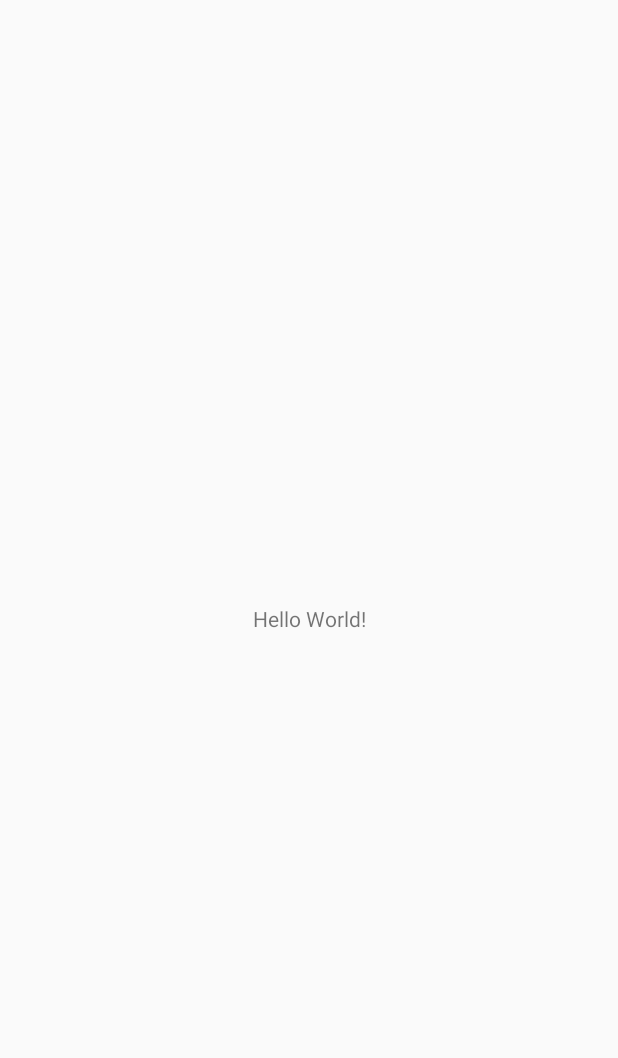
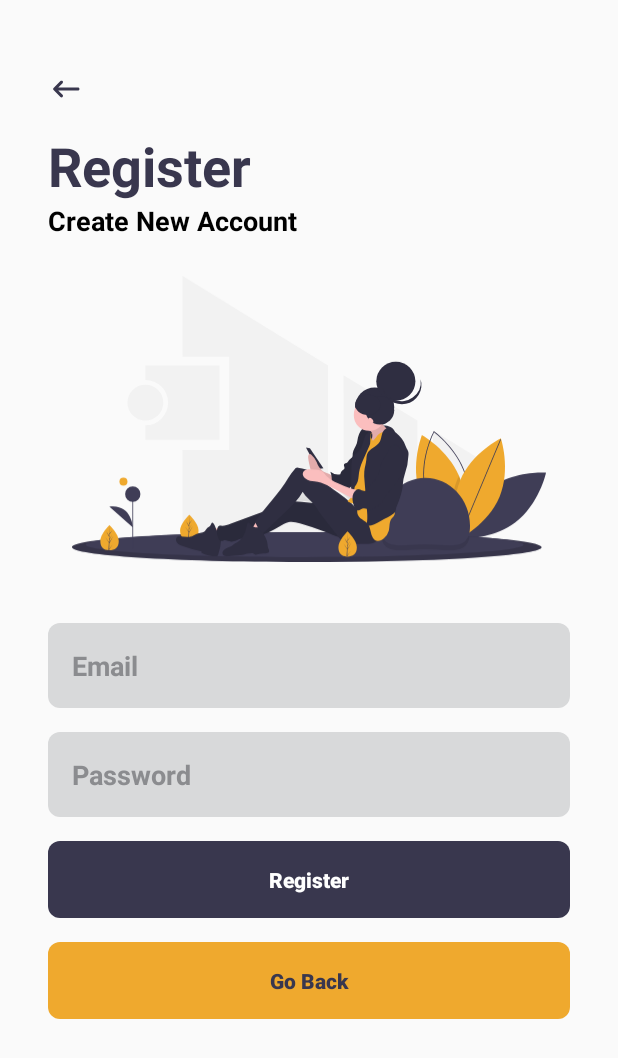
Before and after one commit to LongNg89/MP-blog4pp, an Android app: the screen it shows after launch (MainActivity before the commit, RegisterActivity after it), on a phone screen of 412 x 824 dp. Before the commit the part shown is almost empty. Shown: the top 1058 px of the screen. Run offline under Robolectric (Android 15) with nearby library versions, the phone set to English and light mode, and no system bars; our stand-ins replace ButterKnife.

Commit message:
base ui register activity

```diff
--- a/app/src/main/AndroidManifest.xml
+++ b/app/src/main/AndroidManifest.xml
@@ -9,11 +9,11 @@
         android:roundIcon="@mipmap/ic_launcher_round"
         android:supportsRtl="true"
         android:theme="@style/Theme.Blog4pp">
+<!--        <activity-->
+<!--            android:name=".RegisterActivity"-->
+<!--            android:exported="false" />-->
         <activity
             android:name=".RegisterActivity"
-            android:exported="false" />
-        <activity
-            android:name=".MainActivity"
             android:exported="true">
             <intent-filter>
                 <action android:name="android.intent.action.MAIN" />
--- a/app/src/main/java/com/longng/blog4pp/RegisterActivity.java
+++ b/app/src/main/java/com/longng/blog4pp/RegisterActivity.java
@@ -2,13 +2,26 @@ package com.longng.blog4pp;
 
 import androidx.appcompat.app.AppCompatActivity;
 
+import android.annotation.SuppressLint;
 import android.os.Bundle;
+import android.widget.Toolbar;
+
+import butterknife.BindView;
+import butterknife.ButterKnife;
 
 public class RegisterActivity extends AppCompatActivity {
+
+    @SuppressLint("NonConstantResourceId")
+    @BindView(
+            R.id.toolbar
+    )
+    Toolbar toolbar;
 
     @Override
     protected void onCreate(Bundle savedInstanceState) {
         super.onCreate(savedInstanceState);
         setContentView(R.layout.activity_register);
+        ButterKnife.bind(this);
+        toolbar.setNavigationOnClickListener((view) -> finish());
     }
 }
--- /dev/null
+++ b/app/src/main/res/drawable/background_radius.xml
@@ -0,0 +1,4 @@
+<?xml version="1.0" encoding="utf-8"?>
+<shape xmlns:android="http://schemas.android.com/apk/res/android">
+    <corners android:radius="8dp" />
+</shape>
--- a/app/src/main/res/layout/activity_register.xml
+++ b/app/src/main/res/layout/activity_register.xml
@@ -1,17 +1,105 @@
 <?xml version="1.0" encoding="utf-8"?>
-<androidx.constraintlayout.widget.ConstraintLayout xmlns:android="http://schemas.android.com/apk/res/android"
-    xmlns:app="http://schemas.android.com/apk/res-auto"
+<LinearLayout xmlns:android="http://schemas.android.com/apk/res/android"
     xmlns:tools="http://schemas.android.com/tools"
     android:layout_width="match_parent"
     android:layout_height="match_parent"
+    android:orientation="vertical"
     tools:context=".RegisterActivity">
 
+    <Toolbar
+        android:id="@+id/toolbar"
+        android:layout_width="match_parent"
+        android:layout_height="54dp"
+        android:layout_marginHorizontal="16dp"
+        android:layout_marginTop="32dp"
+        android:navigationIcon="@drawable/ic_round_keyboard_backspace_24" />
+
+    <TextView
+        android:layout_width="wrap_content"
+        android:layout_height="wrap_content"
+        android:layout_marginHorizontal="32dp"
+        android:text="@string/register"
+        android:textColor="@color/black_primary"
+        android:textSize="36sp"
+        android:textStyle="bold" />
+
+    <TextView
+        android:layout_width="wrap_content"
+        android:layout_height="wrap_content"
+        android:layout_marginHorizontal="32dp"
+        android:text="@string/create_new_account"
+        android:textColor="@color/neutral_darkest"
+        android:textSize="18sp"
+        android:textStyle="bold" />
 
     <ImageView
-        android:layout_width="0dp"
-        android:layout_height="0dp"
-        app:layout_constraintLeft_toLeftOf="parent"
-        app:layout_constraintRight_toRightOf="parent"
-        app:layout_constraintTop_toTopOf="parent" />
+        android:id="@+id/image_view"
+        android:layout_width="match_parent"
+        android:layout_height="240dp"
+        android:layout_marginHorizontal="48dp"
+        android:contentDescription="@string/image_view_background_register_activity"
+        android:src="@drawable/undraw_mobile_user" />
 
-</androidx.constraintlayout.widget.ConstraintLayout>
+    <EditText
+        android:id="@+id/et_email"
+        android:layout_width="match_parent"
+        android:layout_height="wrap_content"
+        android:layout_marginHorizontal="32dp"
+        android:layout_marginTop="16dp"
+        android:autofillHints=""
+        android:background="@drawable/background_radius"
+        android:backgroundTint="@color/neutral_lighter"
+        android:hint="@string/email"
+        android:inputType="textEmailAddress"
+        android:padding="16dp"
+        android:textColor="@color/black_primary"
+        android:textColorHint="@color/neutral_dark"
+        android:textStyle="bold" />
+
+    <EditText
+        android:id="@+id/et_password"
+        android:layout_width="match_parent"
+        android:layout_height="wrap_content"
+        android:layout_marginHorizontal="32dp"
+        android:layout_marginTop="16dp"
+        android:autofillHints=""
+        android:background="@drawable/background_radius"
+        android:backgroundTint="@color/neutral_lighter"
+        android:hint="@string/password"
+        android:inputType="textPassword"
+        android:padding="16dp"
+        android:textColor="@color/black_primary"
+        android:textColorHint="@color/neutral_dark"
+        android:textStyle="bold" />
+
+    <Button
+        android:id="@+id/bt_register"
+        android:layout_width="match_parent"
+        android:layout_height="wrap_content"
+        android:layout_marginHorizontal="32dp"
+        android:layout_marginVertical="16dp"
+        android:background="@drawable/background_radius"
+        android:backgroundTint="@color/black_primary"
+        android:padding="16dp"
+        android:text="@string/register"
+        android:textAlignment="center"
+        android:textAllCaps="false"
+        android:textColor="@color/white"
+        android:textStyle="bold" />
+
+    <Button
+        android:id="@+id/bt_back_to_login"
+        android:layout_width="match_parent"
+        android:layout_height="wrap_content"
+        android:layout_marginHorizontal="32dp"
+        android:layout_marginBottom="16dp"
+        android:background="@drawable/background_radius"
+        android:backgroundTint="@color/yellow_dark"
+        android:padding="16dp"
+        android:text="@string/go_back"
+        android:textAlignment="center"
+        android:textAllCaps="false"
+        android:textColor="@color/black_primary"
+        android:textStyle="bold" />
+
+</LinearLayout>
--- a/app/src/main/res/values/strings.xml
+++ b/app/src/main/res/values/strings.xml
@@ -1,3 +1,9 @@
 <resources>
     <string name="app_name">Blog4pp</string>
+    <string name="image_view_background_register_activity">Image View Background Register Activity</string>
+    <string name="email">Email</string>
+    <string name="password">Password</string>
+    <string name="register">Register</string>
+    <string name="create_new_account">Create New Account</string>
+    <string name="go_back">Go Back</string>
 </resources>
```
